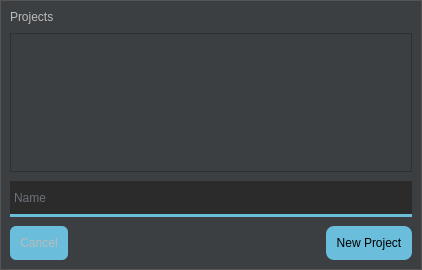
Old version of the form projecteditor.ui in the repository tmstieff/Woke.
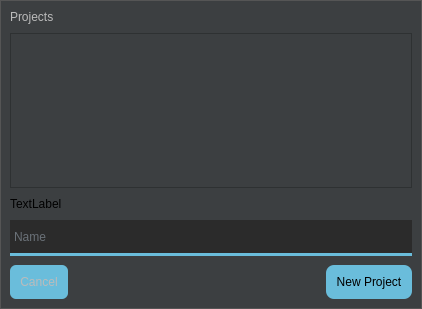
New version of the form.

```diff
--- a/projecteditor.ui
+++ b/projecteditor.ui
@@ -7,7 +7,7 @@
     <x>0</x>
     <y>0</y>
     <width>422</width>
-    <height>270</height>
+    <height>309</height>
    </rect>
   </property>
   <property name="windowTitle">
@@ -106,6 +106,13 @@
       <item>
        <widget class="QListWidget" name="projectsList"/>
       </item>
+      <item>
+       <widget class="QLabel" name="editMessage">
+        <property name="text">
+         <string>TextLabel</string>
+        </property>
+       </widget>
+      </item>
       <item>
        <widget class="QLineEdit" name="nameEdit">
         <property name="minimumSize">
```
